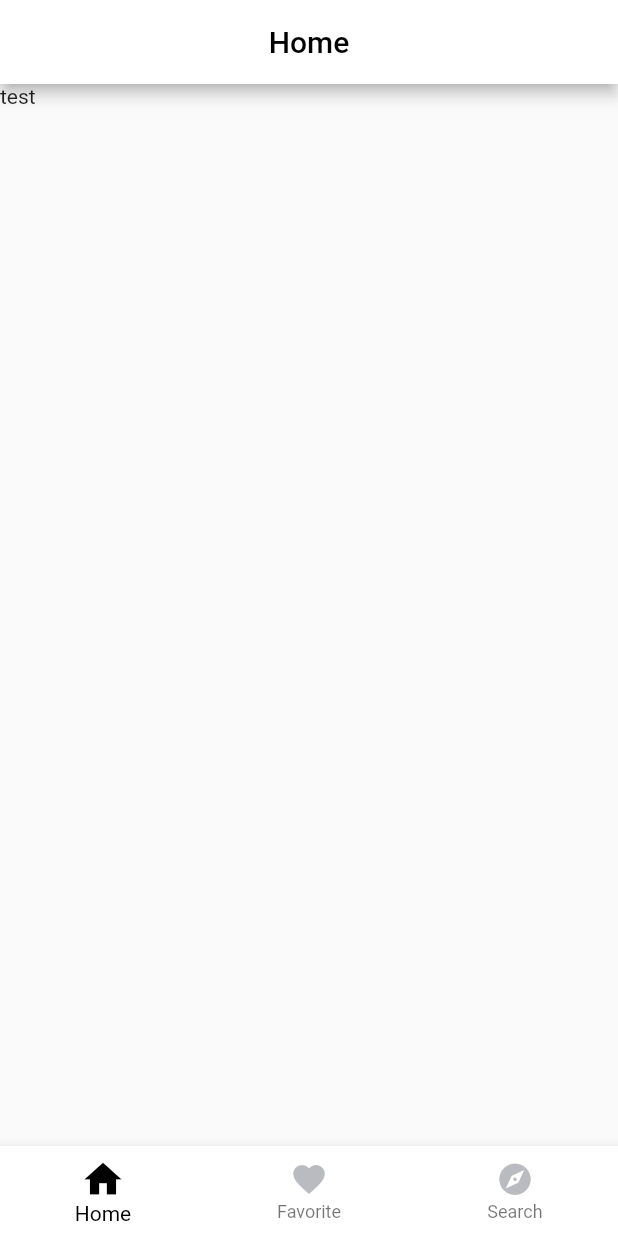
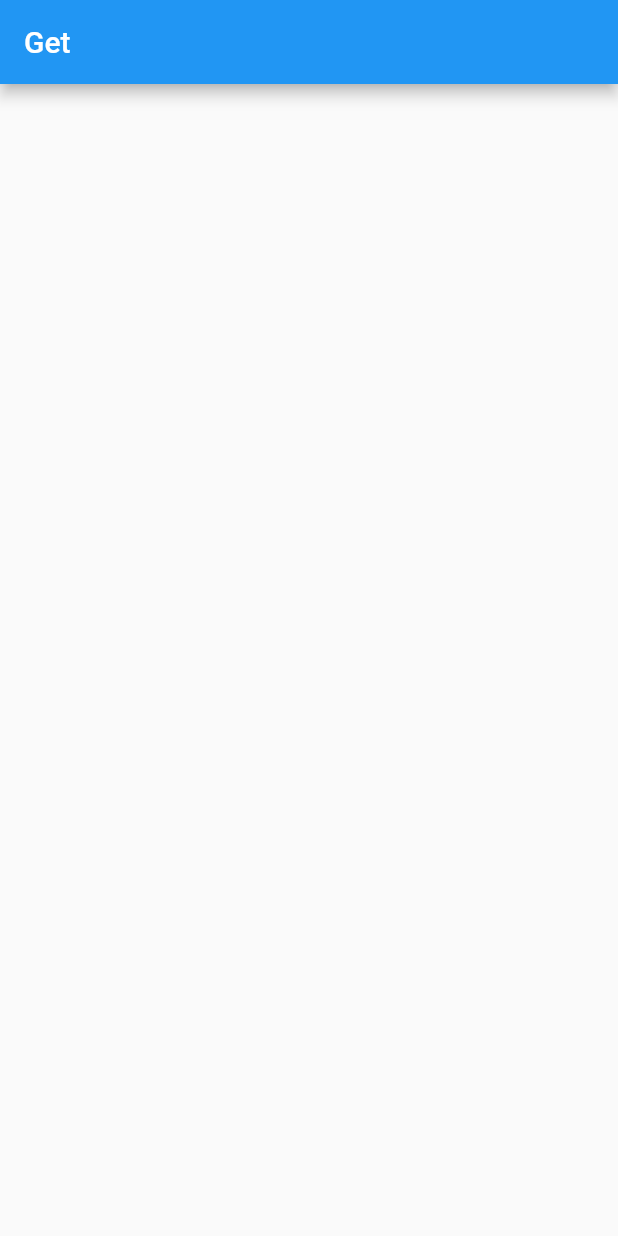
Before and after one commit to Taiyou3014/spajam2023, a Flutter app: the screen it shows after launch, on a phone screen of 412 x 824 dp. Run offline on Flutter 3.47's test engine with Material 2 defaults, Android fonts, the phone set to English and light mode, and no system bars; our stand-ins replace sensors.

Commit message:
[add] kasokudo.dart, get.dart, start.dart

```diff
--- a/lib/app.dart
+++ b/lib/app.dart
@@ -1,15 +1,17 @@
 import 'package:flutter/material.dart';
 
+import 'get.dart';
 import 'home.dart';
 import 'favorite.dart';
 import 'explore.dart';
+import 'kasokudo.dart';
 
 class MyApp extends StatelessWidget{
   const MyApp({super.key});
 
   @override
   Widget build(BuildContext context) {
-    return const MaterialApp(home: NavigationExample());
+    return  MaterialApp(home: Get());
   }
 }
 
--- /dev/null
+++ b/lib/get.dart
@@ -0,0 +1,42 @@
+import 'package:flutter/cupertino.dart';
+import 'package:flutter/material.dart';
+import 'package:sensors/sensors.dart';
+
+class Get extends StatefulWidget{
+  @override
+  State<Get> createState() => _GetState();
+}
+
+class _GetState extends State<Get> {
+  double before_y = 0;
+
+  double current_y = 0;
+
+  @override
+  void initState(){
+    super.initState();
+    accelerometerEvents.listen((AccelerometerEvent event) {
+      setState(() {
+        before_y = current_y;
+        current_y = event.y;
+        print('before_y: $before_y');
+        print('current_y: $current_y');
+      });
+    });
+  }
+
+  @override
+  Widget build(BuildContext context){
+    return Scaffold(
+      appBar: AppBar(
+        title: Text("Get"),
+      ),
+      body: Column(
+        children: <Widget>[
+          if(before_y < 0 && current_y > 0)
+            Text('Get!!'),
+        ],
+      ),
+    );
+  }
+}
--- a/lib/main.dart
+++ b/lib/main.dart
@@ -1,7 +1,8 @@
 import 'package:flutter/material.dart';
 
 import 'app.dart';
+import 'kasokudo.dart';
 
 void main() {
-  runApp(const MyApp());
+  runApp(MyApp());
 }
--- a/pubspec.yaml
+++ b/pubspec.yaml
@@ -35,6 +35,7 @@ dependencies:
   # The following adds the Cupertino Icons font to your application.
   # Use with the CupertinoIcons class for iOS style icons.
   cupertino_icons: ^1.0.2
+  sensors: ^2.0.3
 
 dev_dependencies:
   flutter_test:
```
Also changed, not shown: lib/kasokudo.dart (added, +51 -0 lines), lib/start.dart (added), pubspec.lock.
